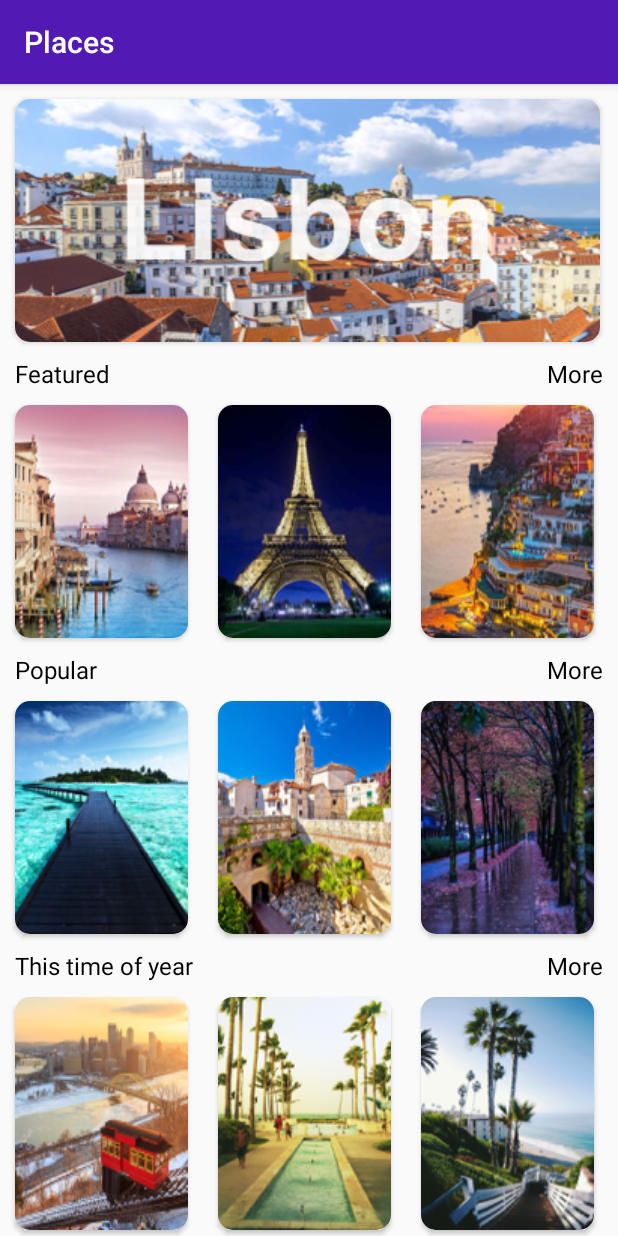
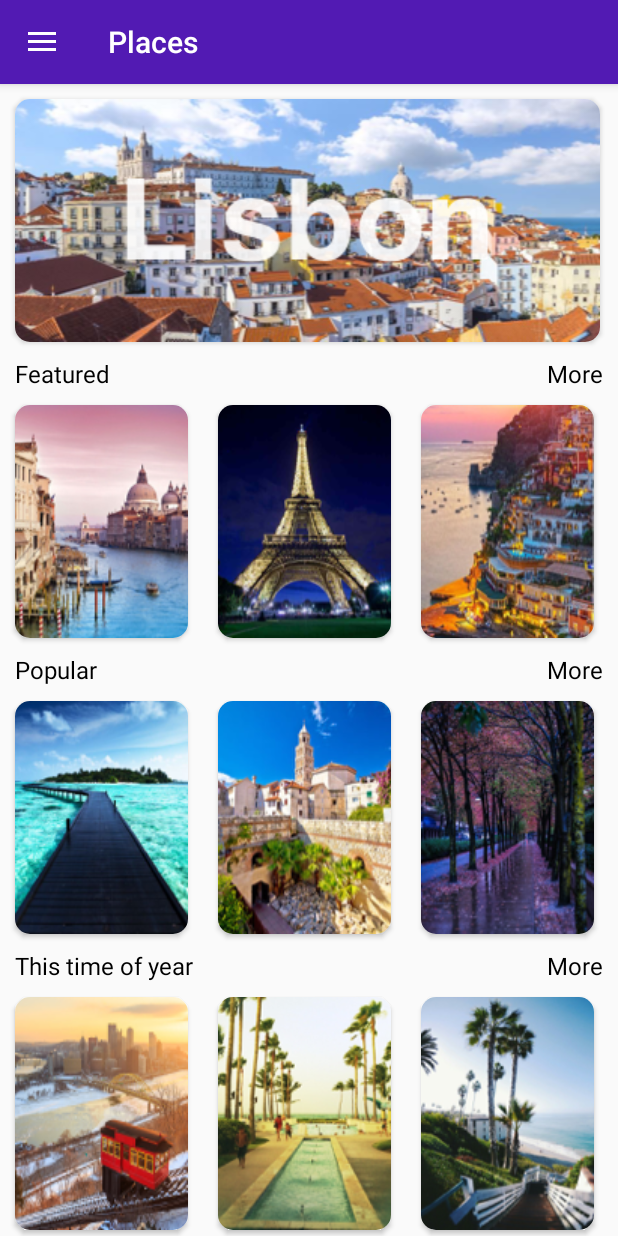
Before and after one commit to SarmadMasood/SMD-Project, an Android app: the Home screen opened directly, with no data from a screen before it, on a phone screen of 412 x 824 dp. Run offline under Robolectric (Android 15) with nearby library versions, the phone set to English and light mode, and no system bars; our stand-ins replace Firebase (no records; nobody signed in at launch, a user with empty details on screens opened directly).

Commit message:
translator ui and click handle on Drawer

```diff
--- a/app/src/main/java/com/example/smdproject/Home.java
+++ b/app/src/main/java/com/example/smdproject/Home.java
@@ -1,24 +1,40 @@
 package com.example.smdproject;
 
+import androidx.annotation.NonNull;
+import androidx.appcompat.app.ActionBarDrawerToggle;
 import androidx.appcompat.app.AppCompatActivity;
+import androidx.core.view.GravityCompat;
+import androidx.drawerlayout.widget.DrawerLayout;
 
 import android.content.Intent;
 import android.os.Bundle;
+import android.view.MenuItem;
 import android.view.View;
 import android.widget.ImageView;
 
+import com.google.android.material.navigation.NavigationView;
 import com.google.firebase.database.DatabaseReference;
 import com.google.firebase.database.FirebaseDatabase;
 
-public class Home extends AppCompatActivity {
+public class Home extends AppCompatActivity implements NavigationView.OnNavigationItemSelectedListener {
 
     ImageView img1, img2, img3, img4, img5, img6, img7;
+    DrawerLayout drawerLayout;
+    NavigationView navigationView;
+    ActionBarDrawerToggle toggle;
 
     @Override
     protected void onCreate(Bundle savedInstanceState) {
         super.onCreate(savedInstanceState);
         setContentView(R.layout.activity_home);
+        drawerLayout = findViewById(R.id.drawer_layout);
+        toggle = new ActionBarDrawerToggle(this,drawerLayout,R.string.open,R.string.close);
+        drawerLayout.addDrawerListener(toggle);
+        toggle.syncState();
+        getSupportActionBar().setDisplayHomeAsUpEnabled(true);
 
+        navigationView = findViewById(R.id.nav_view);
+        navigationView.setNavigationItemSelectedListener(this);
 
         img1=findViewById(R.id.img1);
         img2=findViewById(R.id.img2);
@@ -47,4 +63,19 @@ public class Home extends AppCompatActivity {
             }
         });
     }
+
+    @Override
+    public boolean onNavigationItemSelected(@NonNull MenuItem menuItem) {
+        if(menuItem.getItemId() == R.id.translator){
+            Intent intent = new Intent(this,Translator.class);
+            startActivity(intent);
+        }
+        drawerLayout.closeDrawer(GravityCompat.START);
+        return true;
+    }
+
+    @Override
+    public boolean onOptionsItemSelected(android.view.MenuItem item) {
+        return toggle.onOptionsItemSelected(item);
+    }
 }
--- a/app/src/main/java/com/example/smdproject/MainActivity.java
+++ b/app/src/main/java/com/example/smdproject/MainActivity.java
@@ -32,5 +32,8 @@ public class MainActivity extends AppCompatActivity {
             }
         });
 
+//        Intent intent = new Intent(this,Translator.class);
+//        startActivity(intent);
+
     }
 }
--- a/app/src/main/res/layout/activity_home.xml
+++ b/app/src/main/res/layout/activity_home.xml
@@ -8,6 +8,15 @@
     android:fitsSystemWindows="true"
     tools:openDrawer="start"
     >
+
+    <com.google.android.material.navigation.NavigationView
+        android:id="@+id/nav_view"
+        android:layout_width="wrap_content"
+        android:layout_height="match_parent"
+        android:layout_gravity="start"
+        android:fitsSystemWindows="true"
+        app:menu="@menu/menu"
+        />
 
     <RelativeLayout
         android:layout_width="match_parent"
@@ -488,16 +497,4 @@
     </RelativeLayout>
 
 
-
-
-    <com.google.android.material.navigation.NavigationView
-        android:id="@+id/nav_view"
-        android:layout_width="wrap_content"
-        android:layout_height="match_parent"
-        android:layout_gravity="start"
-        android:fitsSystemWindows="true"
-        app:menu="@menu/menu"
-        />
-
-
 </androidx.drawerlayout.widget.DrawerLayout>
--- a/app/src/main/res/menu/menu.xml
+++ b/app/src/main/res/menu/menu.xml
@@ -1,7 +1,8 @@
 <?xml version="1.0" encoding="utf-8"?>
 <menu xmlns:android="http://schemas.android.com/apk/res/android">
 <group>
-    <item android:title="Language Translator" />
+    <item android:id="@+id/translator"
+        android:title="Language Translator" />
     <item android:title="Weather" />
     <item android:title="Currency Converter" />
     <item android:title="World Clock" />
```
Also changed, not shown: app/src/main/AndroidManifest.xml (+6 -3 lines), app/src/main/java/com/example/smdproject/Translator.java (added, +14 -0 lines), app/src/main/res/layout/activity_translator.xml (added, +108 -0 lines), app/src/main/res/values/strings.xml (+12 -0 lines), app/build.gradle (line endings or trailing spaces), app/src/main/res/drawable/exchange.png (added).
